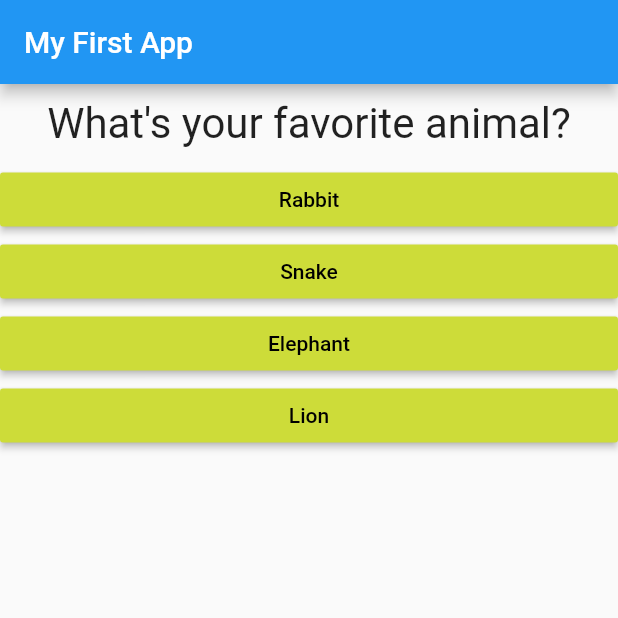
After one commit to ibush100/PersonalityApp, a Flutter app: the screen it shows after launch, after a tap on "Black", on a phone screen of 412 x 824 dp, the top half of it. The commit adds this screen. Run offline on Flutter 3.47's test engine with Material 2 defaults, Android fonts, the phone set to English and light mode, and no system bars.

Commit message:
breaking widgets down and anding a map for questions/score

```diff
--- a/lib/main.dart
+++ b/lib/main.dart
@@ -1,7 +1,7 @@
 import 'package:flutter/material.dart';
 
-import './question.dart';
-import './answer.dart';
+import 'quiz.dart';
+import 'result.dart';
 
 void main() => runApp(MyApp());
 
@@ -14,53 +14,56 @@ class MyApp extends StatefulWidget {
 }
 
 class _MyAppState extends State<MyApp> {
-  var questions = [
+  final _questions = const [
     {
       'questionText': 'What\'s your favorite color?',
-      'answers': ['Black', 'Red', 'Green', 'White'],
+      'answers': [{'text':'Black', 'score' : 0}, {'text' :'Red', 'score': 5}, {'text':'Green', 'score': 3}, {'text':'White', 'score': 1}],
     },
     {
       'questionText': 'What\'s your favorite animal?',
-      'answers': ['Rabbit', 'Snake', 'Elephant', 'Lion'],
+      'answers': [{'text':'Rabbit', 'score': 0}, {'text':'Snake', 'score': 10}, {'text':'Elephant', 'score': 4}, {'text':'Lion', 'score': 2}],
     },
     {
       'questionText': 'Who\'s your favorite instructor?',
-      'answers': ['Max', 'Max', 'Max', 'Max'],
+      'answers': [{'text':'Max', 'score': 10}, {'text':'Max', 'score': 10}, {'text':'Max', 'score': 10}, {'text':'Max', 'score': 10}],
     },
   ];
+  var _questionIndex = 0;
+  var _totalScore = 0;
 
-  var _questionIndex = 0;
+  void _answerQuestion(int score) {
+    // var aBool = true;
+    // aBool = false;
 
-  void _answerQuestion() {
+    _totalScore += score;
 
     setState(() {
       _questionIndex = _questionIndex + 1;
     });
     print(_questionIndex);
-    if (_questionIndex > questions.length){
-      _questionIndex = 0;
+    if (_questionIndex < _questions.length) {
+      print('We have more questions!');
+    } else {
+      print('No more questions!');
     }
   }
 
   @override
   Widget build(BuildContext context) {
+    // var dummy = const ['Hello'];
+    // dummy.add('Max');
+    // print(dummy);
+    // dummy = [];
+    // questions = []; // does not work if questions is a const
 
     return MaterialApp(
       home: Scaffold(
         appBar: AppBar(
           title: Text('My First App'),
         ),
-        body: Column(
-          children: [
-            Question(
-              questions[_questionIndex]['questionText'],
-            ),
-            ...(questions[_questionIndex]['answers'] as List<String>)
-                .map((answer) {
-              return Answer(_answerQuestion, answer);
-            }).toList()
-          ],
-        ),
+        body: _questionIndex < _questions.length
+            ? Quiz(answerQuestion: _answerQuestion, questionIndex: _questionIndex,questions: _questions,)
+            : Result(),
       ),
     );
   }
--- /dev/null
+++ b/lib/quiz.dart
@@ -0,0 +1,27 @@
+import 'package:flutter/material.dart';
+import './answer.dart';
+import './question.dart';
+
+class Quiz extends StatelessWidget {
+  final List<Map<String, Object>> questions;
+  final int questionIndex;
+  final Function answerQuestion;
+
+  Quiz({@required this.questions, @required this.answerQuestion,@required this.questionIndex});
+
+
+  @override
+  Widget build(BuildContext context) {
+    return  Column(
+      children: [
+        Question(
+          questions[questionIndex]['questionText'],
+        ),
+        ...(questions[questionIndex]['answers'] as List<Map<String, Object>>)
+            .map((answer) {
+          return Answer(() => answerQuestion(answer['score']), answer['text']);
+        }).toList()
+      ],
+    );
+  }
+}
--- /dev/null
+++ b/lib/result.dart
@@ -0,0 +1,10 @@
+import 'package:flutter/material.dart';
+
+class Result extends StatelessWidget {
+  @override
+  Widget build(BuildContext context) {
+    return Center(
+      child: Text('You did it!'),
+    );
+  }
+}
```
